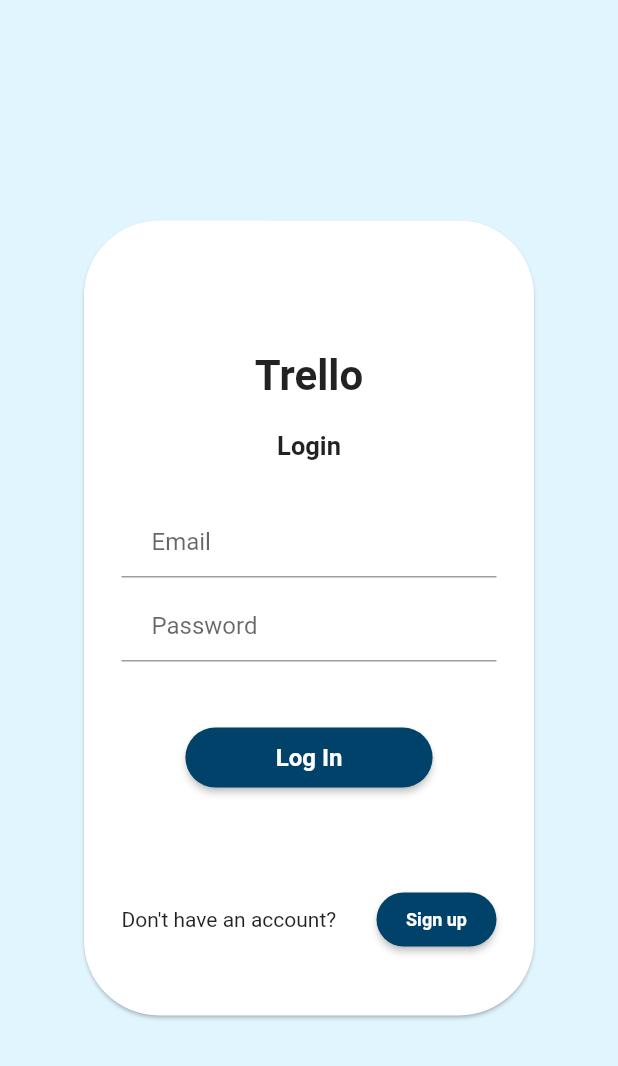
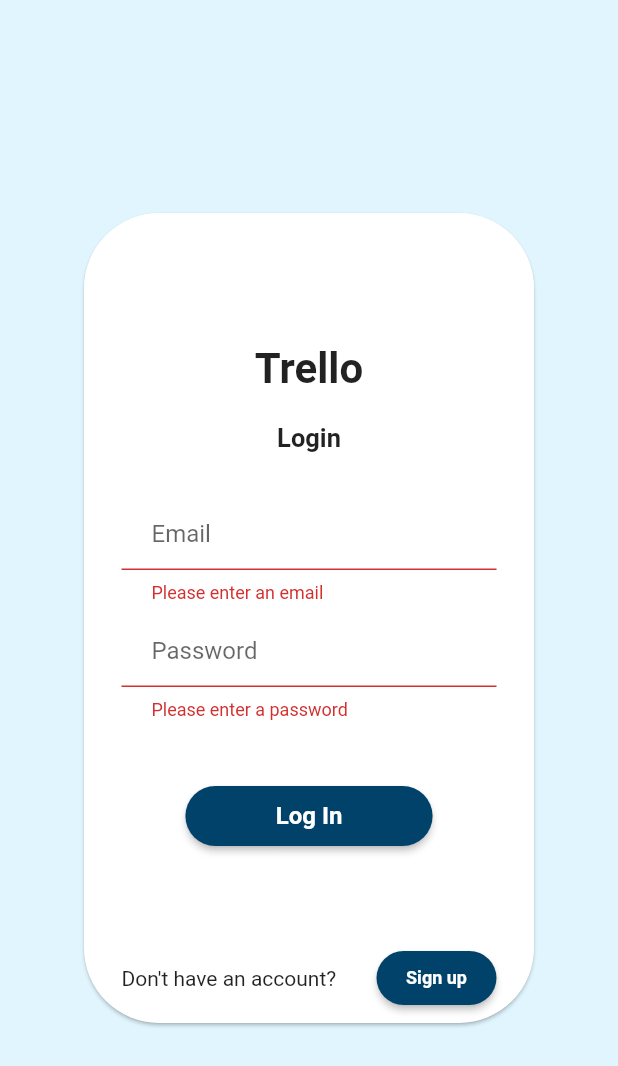
Before and after one commit to Trello-Foxtrot/Trello, a Flutter app: the screen it shows after launch, after a tap on "Log In", on a phone screen of 412 x 824 dp. Shown: the top 1066 px of the screen. Run offline on Flutter 3.47's test engine with Material 2 defaults, Android fonts, the phone set to English and light mode, and no system bars; missing offline and left inert: dart:html; Roboto replaces fonts that are missing (HelveticaNeue).

Commit message:
responding to incorrect data on the login screen

```diff
--- a/lib/screens/login_screen.dart
+++ b/lib/screens/login_screen.dart
@@ -16,8 +16,32 @@ class Login extends StatefulWidget {
 class _LoginState extends State<Login> {
   String email = "";
   String password = "";
+  final GlobalKey<FormState> _formKey = GlobalKey<FormState>();
+  final TextEditingController _login = TextEditingController();
+  final TextEditingController _password = TextEditingController();
 
   void loginUser() {
+    //
+    // IF USER DOES NOT EXIST --------------------------------------------------
+    //
+    // snackBar = SnackBar(
+    //   content:
+    //   Text('Email or password is incorrect'),
+    //   backgroundColor: Colors.red,
+    // );
+    // ScaffoldMessenger.of(context)
+    //     .showSnackBar(snackBar);
+    //
+    // IF USER EXIST --------------------------------------------------
+    //
+    // snackBar2 = SnackBar(
+    //   content:
+    //   Text('Login success'),
+    //   backgroundColor: Colors.green,
+    // );
+    // ScaffoldMessenger.of(context)
+    //     .showSnackBar(snackBar2);
+
     Map<String, dynamic> map = new Map<String, dynamic>();
     map['email'] = email;
     map['password'] = password;
@@ -46,52 +70,6 @@ class _LoginState extends State<Login> {
 
   @override
   Widget build(BuildContext context) {
-    final email = TextFormField(
-      keyboardType: TextInputType.emailAddress,
-      autofocus: false,
-      decoration: const InputDecoration(
-        hintText: 'Email',
-        contentPadding: EdgeInsets.fromLTRB(20.0, 10.0, 20.0, 10.0),
-      ),
-      onChanged: (text) {
-        this.email = text;
-      },
-    );
-
-    final password = TextFormField(
-      autofocus: false,
-      initialValue: '',
-      obscureText: true,
-      decoration: const InputDecoration(
-        hintText: 'Password',
-        contentPadding: EdgeInsets.fromLTRB(20.0, 10.0, 20.0, 10.0),
-      ),
-      onChanged: (text) {
-        this.password = text;
-      },
-    );
-
-    final loginButton = Container(
-      constraints: BoxConstraints(minWidth: 150, maxWidth: 200, minHeight: 40),
-      width: MediaQuery.of(context).size.width / 2.5,
-      child: ElevatedButton(
-        onPressed: () {
-          loginUser();
-          // Navigator.push(
-          //   context,
-          //   MaterialPageRoute(builder: (context) => MainScreen()),
-          // );
-        },
-        style:
-            ElevatedButton.styleFrom(primary: darkBlue, shape: StadiumBorder()),
-        child: const Text('Log In',
-            style: TextStyle(
-                fontSize: 16,
-                color: Colors.white,
-                fontWeight: FontWeight.bold)),
-      ),
-    );
-
     final sighupButton = Container(
       constraints: const BoxConstraints(minWidth: 50, maxWidth: 80),
       width: MediaQuery.of(context).size.width / 2.5,
@@ -135,10 +113,12 @@ class _LoginState extends State<Login> {
                     minWidth: 300,
                     maxWidth: 400,
                     minHeight: 520,
-                    maxHeight: 530),
+                    maxHeight: 540),
                 padding: const EdgeInsets.all(25),
                 width: MediaQuery.of(context).size.width / 2.5,
                 height: MediaQuery.of(context).size.height / 1.5,
+                child: Form(
+                  key: _formKey,
                   child: Column(
                     children: <Widget>[
                       const SizedBox(height: 62.0),
@@ -160,11 +140,73 @@ class _LoginState extends State<Login> {
                         ),
                       )),
                       const SizedBox(height: 30.0),
-                    email,
+                      // EMAIL TEXT FIELD -------------------------------------
+                      TextFormField(
+                        controller: _login,
+                        keyboardType: TextInputType.emailAddress,
+                        autofocus: false,
+                        decoration: const InputDecoration(
+                          hintText: 'Email',
+                          contentPadding:
+                              EdgeInsets.fromLTRB(20.0, 10.0, 20.0, 10.0),
+                        ),
+                        onChanged: (text) {
+                          this.email = text;
+                        },
+                        validator: (value) {
+                          if (value!.isEmpty) {
+                            return 'Please enter an email';
+                          }
+                          return null;
+                        },
+                      ),
                       const SizedBox(height: 8.0),
-                    password,
+                      // PASSWORD TEXT FIELD ----------------------------------
+                      TextFormField(
+                        controller: _password,
+                        autofocus: false,
+                        obscureText: true,
+                        decoration: const InputDecoration(
+                          hintText: 'Password',
+                          contentPadding:
+                              EdgeInsets.fromLTRB(20.0, 10.0, 20.0, 10.0),
+                        ),
+                        onChanged: (text) {
+                          this.password = text;
+                        },
+                        validator: (value) {
+                          if (value!.isEmpty) {
+                            return 'Please enter a password';
+                          }
+                          return null;
+                        },
+                      ),
                       const SizedBox(height: 40.0),
-                    loginButton,
+                      // LOG IN BUTTON ---------------------------------------
+                      Container(
+                        constraints: const BoxConstraints(
+                            minWidth: 150, maxWidth: 200, minHeight: 40),
+                        width: MediaQuery.of(context).size.width / 2.5,
+                        child: ElevatedButton(
+                          onPressed: () {
+                            if (_formKey.currentState!.validate()) {
+                              loginUser();
+                              // Navigator.push(
+                              //   context,
+                              //   MaterialPageRoute(
+                              //       builder: (context) => MainScreen()),
+                              // );
+                            }
+                          },
+                          style: ElevatedButton.styleFrom(
+                              primary: darkBlue, shape: StadiumBorder()),
+                          child: const Text('Log In',
+                              style: TextStyle(
+                                  fontSize: 16,
+                                  color: Colors.white,
+                                  fontWeight: FontWeight.bold)),
+                        ),
+                      ),
                       const SizedBox(height: 60.0),
                       Row(
                         mainAxisAlignment: MainAxisAlignment.spaceBetween,
@@ -182,6 +224,7 @@ class _LoginState extends State<Login> {
                 ),
               ),
             ),
+          ),
         ],
       ),
     );
```
Lines whose indentation alone changed are shown as unchanged.
